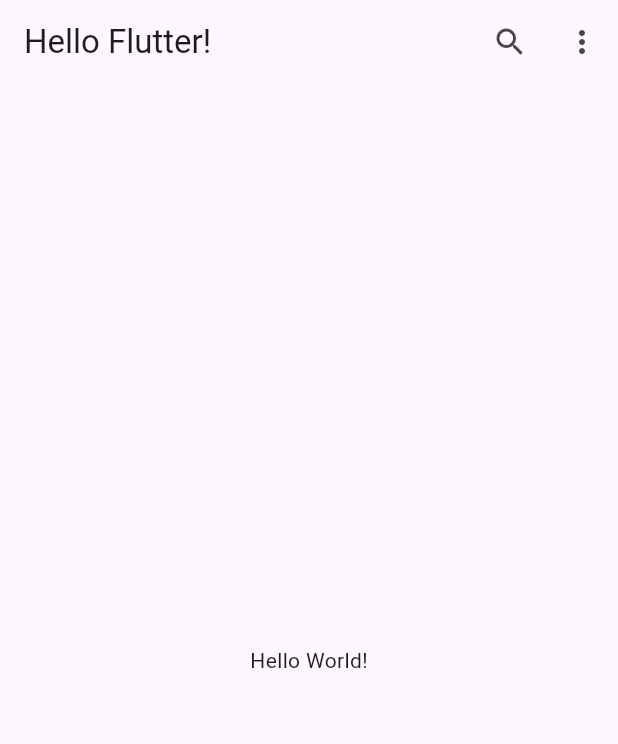
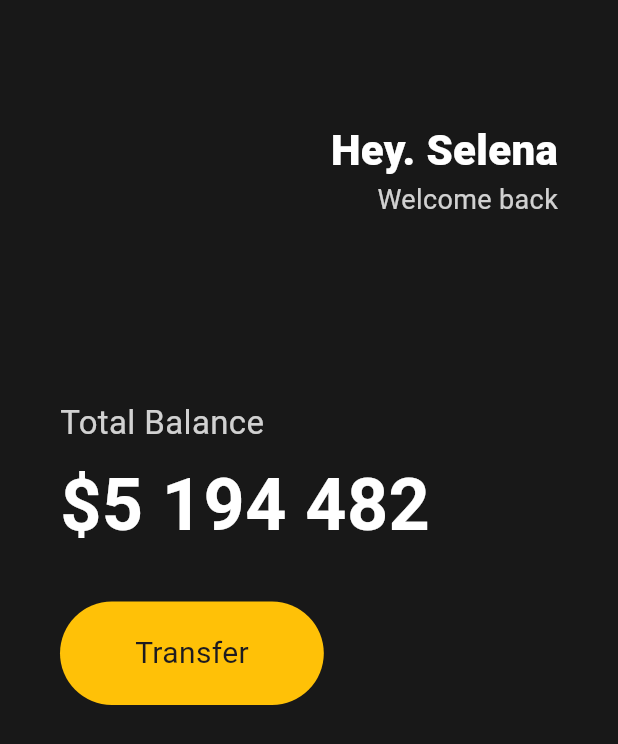
Before and after one commit to kimbomm/flutter_toonfix, a Flutter app: the screen it shows after launch, on a phone screen of 412 x 824 dp. Shown: the top 744 px of the screen. Run offline on Flutter 3.47's test engine with Material 3 defaults, Android fonts, the phone set to English and light mode, and no system bars.

Commit message:
#3.2 ui challenge  - Btutons Section

```diff
--- a/lib/main.dart
+++ b/lib/main.dart
@@ -1,4 +1,7 @@
 import 'package:flutter/material.dart';
+import 'package:flutter/painting.dart';
+import 'package:flutter/rendering.dart';
+import 'package:flutter/widgets.dart';
 
 void main() {
   runApp(const App());
@@ -11,25 +14,86 @@ class App extends StatelessWidget {
   Widget build(BuildContext context) {
     return MaterialApp(
       home: Scaffold(
-        appBar: AppBar(
-          title: const Text('Hello Flutter!'),
-          actions: <Widget>[
-            IconButton(
-              icon: const Icon(Icons.search),
-              onPressed: () {
-                print('Search');
-              },
-            ),
-            IconButton(
-              icon: const Icon(Icons.more_vert),
-              onPressed: () {
-                print('More');
-              },
-            ),
-          ],
-        ),
-        body: const Center(
-          child: Text('Hello World!'),
+        backgroundColor: Color(0xFF181818),
+        body: Padding(
+          padding: EdgeInsets.symmetric(horizontal: 40),
+          child: Column(
+            crossAxisAlignment: CrossAxisAlignment.start,
+            children: [
+              SizedBox(
+                height: 80,
+              ),
+              Row(
+                mainAxisAlignment: MainAxisAlignment.end,
+                children: [
+                  Column(
+                    crossAxisAlignment: CrossAxisAlignment.end,
+                    children: [
+                      Text(
+                        'Hey. Selena',
+                        style: TextStyle(
+                            color: Colors.white,
+                            fontSize: 28,
+                            fontWeight: FontWeight.w800),
+                      ),
+                      Text(
+                        'Welcome back',
+                        style: TextStyle(
+                          color: Color.fromRGBO(255, 255, 255, 0.8),
+                          fontSize: 18,
+                        ),
+                      ),
+                    ],
+                  ),
+                ],
+              ),
+              SizedBox(
+                height: 120,
+              ),
+              Text(
+                'Total Balance',
+                style: TextStyle(
+                  color: Color.fromRGBO(255, 255, 255, 0.8),
+                  fontSize: 22,
+                ),
+              ),
+              SizedBox(
+                height: 5,
+              ),
+              Text(
+                '\$5 194 482',
+                style: TextStyle(
+                    color: Colors.white,
+                    fontSize: 48,
+                    fontWeight: FontWeight.w600),
+              ),
+              SizedBox(
+                height: 30,
+              ),
+              Row(
+                children: [
+                  Container(
+                    decoration: BoxDecoration(
+                      color: Colors.amber,
+                      borderRadius: BorderRadius.circular(45),
+                    ),
+                    child: Padding(
+                      padding: EdgeInsets.symmetric(
+                        vertical: 20,
+                        horizontal: 50,
+                      ),
+                      child: Text(
+                        'Transfer',
+                        style: TextStyle(
+                          fontSize: 20,
+                        ),
+                      ),
+                    ),
+                  ),
+                ],
+              )
+            ],
+          ),
         ),
       ),
     );
```
Also changed, not shown: 2 other files.
